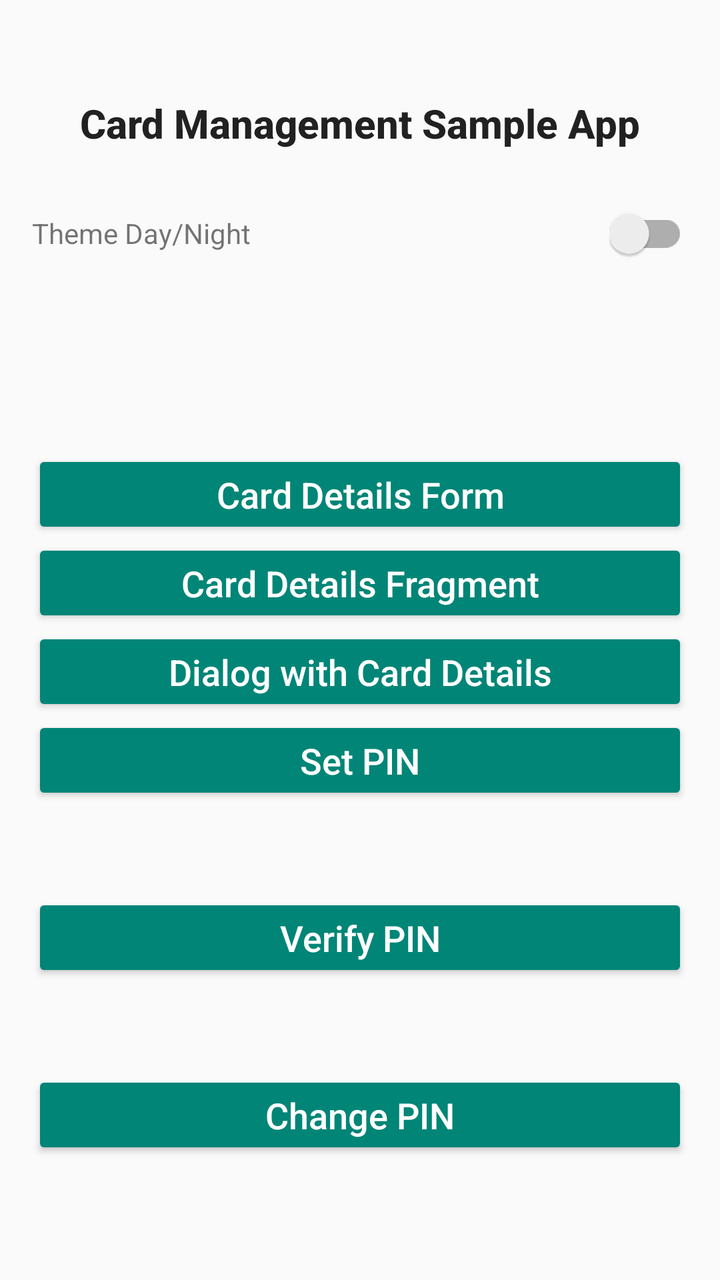
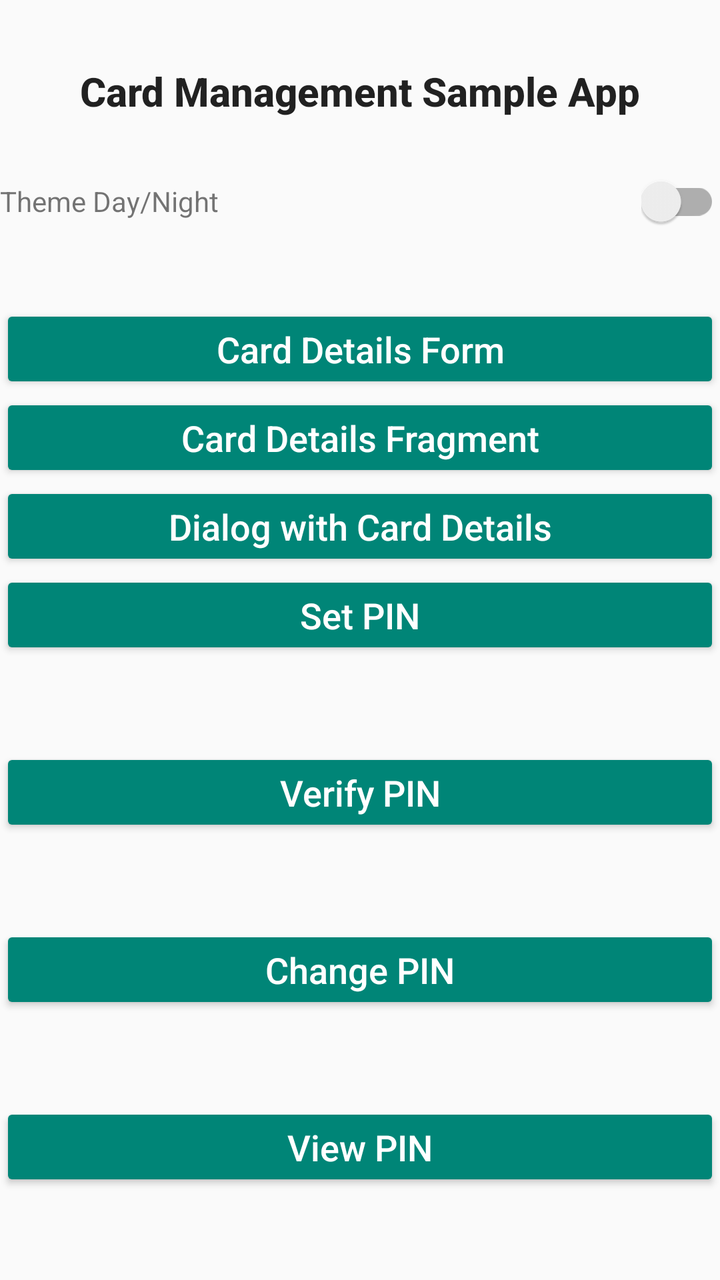

The first picture is an Android layout as it rendered before a commit; the second is the same layout after the commit. The layout source and the unified diff follow.
<!-- AndroidManifest.xml: application theme Theme.NICardManagementApp.DayNight -->
<!-- res/layout/activity_main.xml -->
<?xml version="1.0" encoding="utf-8"?>
<layout xmlns:android="http://schemas.android.com/apk/res/android"
    xmlns:app="http://schemas.android.com/apk/res-auto"
    xmlns:tools="http://schemas.android.com/tools">

    <data>
        <variable
            name="viewModel"
            type="ae.network.nicardmanagementsdk.sample.MainViewModel" />
    </data>

    <androidx.core.widget.NestedScrollView
        android:layout_width="match_parent"
        android:layout_height="match_parent"
        android:fillViewport="true">

        <androidx.constraintlayout.widget.ConstraintLayout
            android:layout_width="match_parent"
            android:layout_height="wrap_content"
            android:focusableInTouchMode="true"
            android:padding="16dp"
            tools:context="ae.network.nicardmanagementsdk.sample.MainActivity">

            <TextView
                android:id="@+id/titleTextView"
                android:layout_width="wrap_content"
                android:layout_height="wrap_content"
                android:layout_marginTop="32dp"
                android:text="@string/card_management_sample_app"
                android:textAppearance="@style/TextAppearance.AppCompat.Title"
                android:textStyle="bold"
                app:layout_constraintEnd_toEndOf="parent"
                app:layout_constraintHorizontal_bias="0.5"
                app:layout_constraintStart_toStartOf="parent"
                app:layout_constraintTop_toTopOf="parent" />

            <androidx.recyclerview.widget.RecyclerView
                android:id="@+id/recyclerView"
                android:layout_width="0dp"
                android:layout_height="wrap_content"
                android:layout_marginTop="16dp"
                app:layout_constraintEnd_toEndOf="parent"
                app:layout_constraintHorizontal_bias="0.5"
                app:layout_constraintStart_toStartOf="parent"
                app:layout_constraintTop_toBottomOf="@+id/titleTextView" />

            <Button
                android:id="@+id/cardDetailsButton"
                style="@style/Widget.App.SDKTaskButtons"
                android:layout_width="0dp"
                android:layout_height="wrap_content"
                android:text="@string/card_details"
                app:layout_constraintBottom_toTopOf="@+id/cardDetailsFragmentButton"
                app:layout_constraintEnd_toEndOf="@+id/cardDetailsFragmentButton"
                app:layout_constraintStart_toStartOf="@+id/cardDetailsFragmentButton"
                app:layout_constraintTop_toBottomOf="@+id/themeSwitch"
                app:layout_constraintVertical_bias="1.0"
                app:layout_constraintVertical_chainStyle="packed"
                tools:ignore="TextContrastCheck,TouchTargetSizeCheck" />

            <Button
                android:id="@+id/cardDetailsFragmentButton"
                style="@style/Widget.App.SDKTaskButtons"
                android:layout_width="0dp"
                android:layout_height="wrap_content"
                android:text="@string/card_details_fragment"
                app:layout_constraintBottom_toTopOf="@+id/cardDetailsDialogButton"
                app:layout_constraintEnd_toEndOf="@+id/setPinButton"
                app:layout_constraintStart_toStartOf="@+id/setPinButton"
                app:layout_constraintTop_toBottomOf="@+id/cardDetailsButton"
                tools:ignore="TextContrastCheck,TouchTargetSizeCheck" />

            <Button
                android:id="@+id/cardDetailsDialogButton"
                style="@style/Widget.App.SDKTaskButtons"
                android:layout_width="0dp"
                android:layout_height="wrap_content"
                android:text="@string/card_details_dialog"
                app:layout_constraintBottom_toTopOf="@+id/setPinButton"
                app:layout_constraintEnd_toEndOf="@+id/setPinButton"
                app:layout_constraintStart_toStartOf="@+id/setPinButton"
                app:layout_constraintTop_toBottomOf="@+id/cardDetailsFragmentButton"
                tools:ignore="TextContrastCheck,TouchTargetSizeCheck" />

            <Button
                android:id="@+id/setPinButton"
                style="@style/Widget.App.SDKTaskButtons"
                android:layout_width="0dp"
                android:layout_height="wrap_content"
                android:text="@string/set_pin"
                app:layout_constraintBottom_toTopOf="@+id/verifyPinButton"
                app:layout_constraintEnd_toEndOf="@+id/verifyPinButton"
                app:layout_constraintStart_toStartOf="@+id/verifyPinButton"
                app:layout_constraintTop_toBottomOf="@+id/cardDetailsFragmentButton"
                tools:ignore="TextContrastCheck,TouchTargetSizeCheck" />

            <Button
                android:id="@+id/verifyPinButton"
                style="@style/Widget.App.SDKTaskButtons"
                android:layout_width="0dp"
                android:layout_height="wrap_content"
                android:text="@string/verify_pin"
                app:layout_constraintBottom_toTopOf="@+id/changePinButton"
                app:layout_constraintEnd_toEndOf="@+id/changePinButton"
                app:layout_constraintStart_toStartOf="@+id/changePinButton"
                app:layout_constraintTop_toBottomOf="@+id/setPinButton"
                tools:ignore="TextContrastCheck,TouchTargetSizeCheck" />

            <Button
                android:id="@+id/changePinButton"
                style="@style/Widget.App.SDKTaskButtons"
                android:layout_width="0dp"
                android:layout_height="wrap_content"
                android:text="@string/change_pin"
                app:layout_constraintBottom_toBottomOf="parent"
                app:layout_constraintEnd_toEndOf="parent"
                app:layout_constraintHorizontal_bias="0.5"
                app:layout_constraintStart_toStartOf="parent"
                app:layout_constraintTop_toBottomOf="@+id/verifyPinButton"
                tools:ignore="TextContrastCheck,TouchTargetSizeCheck" />

            <TextView
                android:id="@+id/themeLabelTextView"
                android:layout_width="wrap_content"
                android:layout_height="wrap_content"
                android:layout_marginTop="16dp"
                android:text="@string/theme_day_night_mode"
                app:layout_constraintStart_toStartOf="@+id/recyclerView"
                app:layout_constraintTop_toBottomOf="@+id/recyclerView" />

            <androidx.appcompat.widget.SwitchCompat
                android:id="@+id/themeSwitch"
                android:layout_width="wrap_content"
                android:layout_height="wrap_content"
                android:minHeight="48dp"
                app:layout_constraintBottom_toBottomOf="@+id/themeLabelTextView"
                app:layout_constraintEnd_toEndOf="parent"
                app:layout_constraintHorizontal_bias="1.0"
                app:layout_constraintStart_toEndOf="@+id/themeLabelTextView"
                app:layout_constraintTop_toTopOf="@+id/themeLabelTextView" />


        </androidx.constraintlayout.widget.ConstraintLayout>

    </androidx.core.widget.NestedScrollView>
</layout>
<!-- resources referenced by this layout -->
<resources>
  <string name="card_details">Card Details Form</string>
  <string name="card_details_dialog">Dialog with Card Details</string>
  
      // Main screen entries labels
  <string name="card_details_fragment">Card Details Fragment</string>
  <string name="card_management_sample_app">Card Management Sample App</string>
  
      // Main screen buttons values
  <string name="change_pin">Change PIN</string>
  <string name="set_pin">Set PIN</string>
  <string name="theme_day_night_mode">Theme Day/Night</string>
  <string name="verify_pin">Verify PIN</string>
  <style name="Widget.App.SDKTaskButtons" parent="Widget.AppCompat.Button">
          <item name="android:textAppearance">@style/TextAppearance.App.SDKTaskButtons</item>
          <item name="android:backgroundTint">?attr/colorPrimary</item>
          <item name="android:textAllCaps">false</item>
          <item name="android:textSize">18sp</item>
          <item name="android:minHeight">0dp</item>
      </style>
  <style name="Theme.NICardManagementApp.DayNight">
          
          <item name="android:statusBarColor">@color/gray_850</item>
      </style>
  <style name="TextAppearance.App.SDKTaskButtons" parent="TextAppearance.AppCompat.Button">
          <item name="android:textSize">18sp</item>
          <item name="android:textColor">@color/white</item>
      </style>
  <color name="gray_850">#FF303030</color>
  <color name="white">#FFFFFFFF</color>
</resources>

<!-- the commit's change to res/layout/activity_main.xml (unified diff, before → after) -->
@@ -1,146 +1,141 @@
 <?xml version="1.0" encoding="utf-8"?>
-<layout xmlns:android="http://schemas.android.com/apk/res/android"
+<androidx.constraintlayout.widget.ConstraintLayout xmlns:android="http://schemas.android.com/apk/res/android"
     xmlns:app="http://schemas.android.com/apk/res-auto"
-    xmlns:tools="http://schemas.android.com/tools">
+    xmlns:tools="http://schemas.android.com/tools"
+    android:layout_width="match_parent"
+    android:layout_height="match_parent"
+    >
 
-    <data>
-        <variable
-            name="viewModel"
-            type="ae.network.nicardmanagementsdk.sample.MainViewModel" />
-    </data>
+    <TextView
+        android:id="@+id/titleTextView"
+        android:layout_width="wrap_content"
+        android:layout_height="wrap_content"
+        android:layout_marginTop="32dp"
+        android:text="@string/card_management_sample_app"
+        android:textAppearance="@style/TextAppearance.AppCompat.Title"
+        android:textStyle="bold"
+        app:layout_constraintEnd_toEndOf="parent"
+        app:layout_constraintHorizontal_bias="0.5"
+        app:layout_constraintStart_toStartOf="parent"
+        app:layout_constraintTop_toTopOf="parent" />
 
-    <androidx.core.widget.NestedScrollView
-        android:layout_width="match_parent"
-        android:layout_height="match_parent"
-        android:fillViewport="true">
+    <androidx.recyclerview.widget.RecyclerView
+        android:id="@+id/recyclerView"
+        android:layout_width="0dp"
+        android:layout_height="wrap_content"
+        android:layout_marginTop="16dp"
+        app:layout_constraintEnd_toEndOf="parent"
+        app:layout_constraintHorizontal_bias="0.5"
+        app:layout_constraintStart_toStartOf="parent"
+        app:layout_constraintTop_toBottomOf="@+id/titleTextView" />
 
-        <androidx.constraintlayout.widget.ConstraintLayout
-            android:layout_width="match_parent"
-            android:layout_height="wrap_content"
-            android:focusableInTouchMode="true"
-            android:padding="16dp"
-            tools:context="ae.network.nicardmanagementsdk.sample.MainActivity">
+    <Button
+        android:id="@+id/cardDetailsButton"
+        style="@style/Widget.App.SDKTaskButtons"
+        android:layout_width="0dp"
+        android:layout_height="wrap_content"
+        android:text="@string/card_details"
+        app:layout_constraintBottom_toTopOf="@+id/cardDetailsFragmentButton"
+        app:layout_constraintEnd_toEndOf="@+id/cardDetailsFragmentButton"
+        app:layout_constraintStart_toStartOf="@+id/cardDetailsFragmentButton"
+        app:layout_constraintTop_toBottomOf="@+id/themeSwitch"
+        app:layout_constraintVertical_bias="1.0"
+        app:layout_constraintVertical_chainStyle="packed"
+        tools:ignore="TextContrastCheck,TouchTargetSizeCheck" />
 
-            <TextView
-                android:id="@+id/titleTextView"
-                android:layout_width="wrap_content"
-                android:layout_height="wrap_content"
-                android:layout_marginTop="32dp"
-                android:text="@string/card_management_sample_app"
-                android:textAppearance="@style/TextAppearance.AppCompat.Title"
-                android:textStyle="bold"
-                app:layout_constraintEnd_toEndOf="parent"
-                app:layout_constraintHorizontal_bias="0.5"
-                app:layout_constraintStart_toStartOf="parent"
-                app:layout_constraintTop_toTopOf="parent" />
+    <Button
+        android:id="@+id/cardDetailsFragmentButton"
+        style="@style/Widget.App.SDKTaskButtons"
+        android:layout_width="0dp"
+        android:layout_height="wrap_content"
+        android:text="@string/card_details_fragment"
+        app:layout_constraintBottom_toTopOf="@+id/cardDetailsDialogButton"
+        app:layout_constraintEnd_toEndOf="@+id/setPinButton"
+        app:layout_constraintStart_toStartOf="@+id/setPinButton"
+        app:layout_constraintTop_toBottomOf="@+id/cardDetailsButton"
+        tools:ignore="TextContrastCheck,TouchTargetSizeCheck" />
 
-            <androidx.recyclerview.widget.RecyclerView
-                android:id="@+id/recyclerView"
-                android:layout_width="0dp"
-                android:layout_height="wrap_content"
-                android:layout_marginTop="16dp"
-                app:layout_constraintEnd_toEndOf="parent"
-                app:layout_constraintHorizontal_bias="0.5"
-                app:layout_constraintStart_toStartOf="parent"
-                app:layout_constraintTop_toBottomOf="@+id/titleTextView" />
+    <Button
+        android:id="@+id/cardDetailsDialogButton"
+        style="@style/Widget.App.SDKTaskButtons"
+        android:layout_width="0dp"
+        android:layout_height="wrap_content"
+        android:text="@string/card_details_dialog"
+        app:layout_constraintBottom_toTopOf="@+id/setPinButton"
+        app:layout_constraintEnd_toEndOf="@+id/setPinButton"
+        app:layout_constraintStart_toStartOf="@+id/setPinButton"
+        app:layout_constraintTop_toBottomOf="@+id/cardDetailsFragmentButton"
+        tools:ignore="TextContrastCheck,TouchTargetSizeCheck" />
 
-            <Button
-                android:id="@+id/cardDetailsButton"
-                style="@style/Widget.App.SDKTaskButtons"
-                android:layout_width="0dp"
-                android:layout_height="wrap_content"
-                android:text="@string/card_details"
-                app:layout_constraintBottom_toTopOf="@+id/cardDetailsFragmentButton"
-                app:layout_constraintEnd_toEndOf="@+id/cardDetailsFragmentButton"
-                app:layout_constraintStart_toStartOf="@+id/cardDetailsFragmentButton"
-                app:layout_constraintTop_toBottomOf="@+id/themeSwitch"
-                app:layout_constraintVertical_bias="1.0"
-                app:layout_constraintVertical_chainStyle="packed"
-                tools:ignore="TextContrastCheck,TouchTargetSizeCheck" />
+    <Button
+        android:id="@+id/setPinButton"
+        style="@style/Widget.App.SDKTaskButtons"
+        android:layout_width="0dp"
+        android:layout_height="wrap_content"
+        android:text="@string/set_pin"
+        app:layout_constraintBottom_toTopOf="@+id/verifyPinButton"
+        app:layout_constraintEnd_toEndOf="@+id/verifyPinButton"
+        app:layout_constraintStart_toStartOf="@+id/verifyPinButton"
+        app:layout_constraintTop_toBottomOf="@+id/cardDetailsFragmentButton"
+        tools:ignore="TextContrastCheck,TouchTargetSizeCheck" />
 
-            <Button
-                android:id="@+id/cardDetailsFragmentButton"
-                style="@style/Widget.App.SDKTaskButtons"
-                android:layout_width="0dp"
-                android:layout_height="wrap_content"
-                android:text="@string/card_details_fragment"
-                app:layout_constraintBottom_toTopOf="@+id/cardDetailsDialogButton"
-                app:layout_constraintEnd_toEndOf="@+id/setPinButton"
-                app:layout_constraintStart_toStartOf="@+id/setPinButton"
-                app:layout_constraintTop_toBottomOf="@+id/cardDetailsButton"
-                tools:ignore="TextContrastCheck,TouchTargetSizeCheck" />
+    <Button
+        android:id="@+id/verifyPinButton"
+        style="@style/Widget.App.SDKTaskButtons"
+        android:layout_width="0dp"
+        android:layout_height="wrap_content"
+        android:text="@string/verify_pin"
+        app:layout_constraintBottom_toTopOf="@+id/changePinButton"
+        app:layout_constraintEnd_toEndOf="@+id/changePinButton"
+        app:layout_constraintStart_toStartOf="@+id/changePinButton"
+        app:layout_constraintTop_toBottomOf="@+id/setPinButton"
+        tools:ignore="TextContrastCheck,TouchTargetSizeCheck" />
 
-            <Button
-                android:id="@+id/cardDetailsDialogButton"
-                style="@style/Widget.App.SDKTaskButtons"
-                android:layout_width="0dp"
-                android:layout_height="wrap_content"
-                android:text="@string/card_details_dialog"
-                app:layout_constraintBottom_toTopOf="@+id/setPinButton"
-                app:layout_constraintEnd_toEndOf="@+id/setPinButton"
-                app:layout_constraintStart_toStartOf="@+id/setPinButton"
-                app:layout_constraintTop_toBottomOf="@+id/cardDetailsFragmentButton"
-                tools:ignore="TextContrastCheck,TouchTargetSizeCheck" />
+    <Button
+        android:id="@+id/changePinButton"
+        style="@style/Widget.App.SDKTaskButtons"
+        android:layout_width="0dp"
+        android:layout_height="wrap_content"
+        android:text="@string/change_pin"
+        app:layout_constraintBottom_toTopOf="@+id/viewPinButton"
+        app:layout_constraintEnd_toEndOf="parent"
+        app:layout_constraintHorizontal_bias="0.5"
+        app:layout_constraintStart_toStartOf="parent"
+        app:layout_constraintTop_toBottomOf="@+id/verifyPinButton"
+        tools:ignore="TextContrastCheck,TouchTargetSizeCheck" />
 
-            <Button
-                android:id="@+id/setPinButton"
-                style="@style/Widget.App.SDKTaskButtons"
-                android:layout_width="0dp"
-                android:layout_height="wrap_content"
-                android:text="@string/set_pin"
-                app:layout_constraintBottom_toTopOf="@+id/verifyPinButton"
-                app:layout_constraintEnd_toEndOf="@+id/verifyPinButton"
-                app:layout_constraintStart_toStartOf="@+id/verifyPinButton"
-                app:layout_constraintTop_toBottomOf="@+id/cardDetailsFragmentButton"
-                tools:ignore="TextContrastCheck,TouchTargetSizeCheck" />
+    <Button
+        android:id="@+id/viewPinButton"
+        style="@style/Widget.App.SDKTaskButtons"
+        android:layout_width="0dp"
+        android:layout_height="wrap_content"
+        android:text="@string/view_pin"
+        app:layout_constraintBottom_toBottomOf="parent"
+        app:layout_constraintEnd_toEndOf="parent"
+        app:layout_constraintHorizontal_bias="0.5"
+        app:layout_constraintStart_toStartOf="parent"
+        app:layout_constraintTop_toBottomOf="@+id/changePinButton"
+        tools:ignore="TextContrastCheck,TouchTargetSizeCheck" />
 
-            <Button
-                android:id="@+id/verifyPinButton"
-                style="@style/Widget.App.SDKTaskButtons"
-                android:layout_width="0dp"
-                android:layout_height="wrap_content"
-                android:text="@string/verify_pin"
-                app:layout_constraintBottom_toTopOf="@+id/changePinButton"
-                app:layout_constraintEnd_toEndOf="@+id/changePinButton"
-                app:layout_constraintStart_toStartOf="@+id/changePinButton"
-                app:layout_constraintTop_toBottomOf="@+id/setPinButton"
-                tools:ignore="TextContrastCheck,TouchTargetSizeCheck" />
+    <TextView
+        android:id="@+id/themeLabelTextView"
+        android:layout_width="wrap_content"
+        android:layout_height="wrap_content"
+        android:layout_marginTop="16dp"
+        android:text="@string/theme_day_night_mode"
+        app:layout_constraintStart_toStartOf="@+id/recyclerView"
+        app:layout_constraintTop_toBottomOf="@+id/recyclerView" />
 
-            <Button
-                android:id="@+id/changePinButton"
-                style="@style/Widget.App.SDKTaskButtons"
-                android:layout_width="0dp"
-                android:layout_height="wrap_content"
-                android:text="@string/change_pin"
-                app:layout_constraintBottom_toBottomOf="parent"
-                app:layout_constraintEnd_toEndOf="parent"
-                app:layout_constraintHorizontal_bias="0.5"
-                app:layout_constraintStart_toStartOf="parent"
-                app:layout_constraintTop_toBottomOf="@+id/verifyPinButton"
-                tools:ignore="TextContrastCheck,TouchTargetSizeCheck" />
-
-            <TextView
-                android:id="@+id/themeLabelTextView"
-                android:layout_width="wrap_content"
-                android:layout_height="wrap_content"
-                android:layout_marginTop="16dp"
-                android:text="@string/theme_day_night_mode"
-                app:layout_constraintStart_toStartOf="@+id/recyclerView"
-                app:layout_constraintTop_toBottomOf="@+id/recyclerView" />
-
-            <androidx.appcompat.widget.SwitchCompat
-                android:id="@+id/themeSwitch"
-                android:layout_width="wrap_content"
-                android:layout_height="wrap_content"
-                android:minHeight="48dp"
-                app:layout_constraintBottom_toBottomOf="@+id/themeLabelTextView"
-                app:layout_constraintEnd_toEndOf="parent"
-                app:layout_constraintHorizontal_bias="1.0"
-                app:layout_constraintStart_toEndOf="@+id/themeLabelTextView"
-                app:layout_constraintTop_toTopOf="@+id/themeLabelTextView" />
+    <androidx.appcompat.widget.SwitchCompat
+        android:id="@+id/themeSwitch"
+        android:layout_width="wrap_content"
+        android:layout_height="wrap_content"
+        android:minHeight="48dp"
+        app:layout_constraintBottom_toBottomOf="@+id/themeLabelTextView"
+        app:layout_constraintEnd_toEndOf="parent"
+        app:layout_constraintHorizontal_bias="1.0"
+        app:layout_constraintStart_toEndOf="@+id/themeLabelTextView"
+        app:layout_constraintTop_toTopOf="@+id/themeLabelTextView" />
 
 
-        </androidx.constraintlayout.widget.ConstraintLayout>
-
-    </androidx.core.widget.NestedScrollView>
-</layout>
+</androidx.constraintlayout.widget.ConstraintLayout>
<!-- resource entries referenced after the edit -->
@@ -12,6 +12,7 @@
   <string name="set_pin">Set PIN</string>
   <string name="theme_day_night_mode">Theme Day/Night</string>
   <string name="verify_pin">Verify PIN</string>
+  <string name="view_pin">View PIN</string>
   <style name="Widget.App.SDKTaskButtons" parent="Widget.AppCompat.Button">
           <item name="android:textAppearance">@style/TextAppearance.App.SDKTaskButtons</item>
           <item name="android:backgroundTint">?attr/colorPrimary</item>
